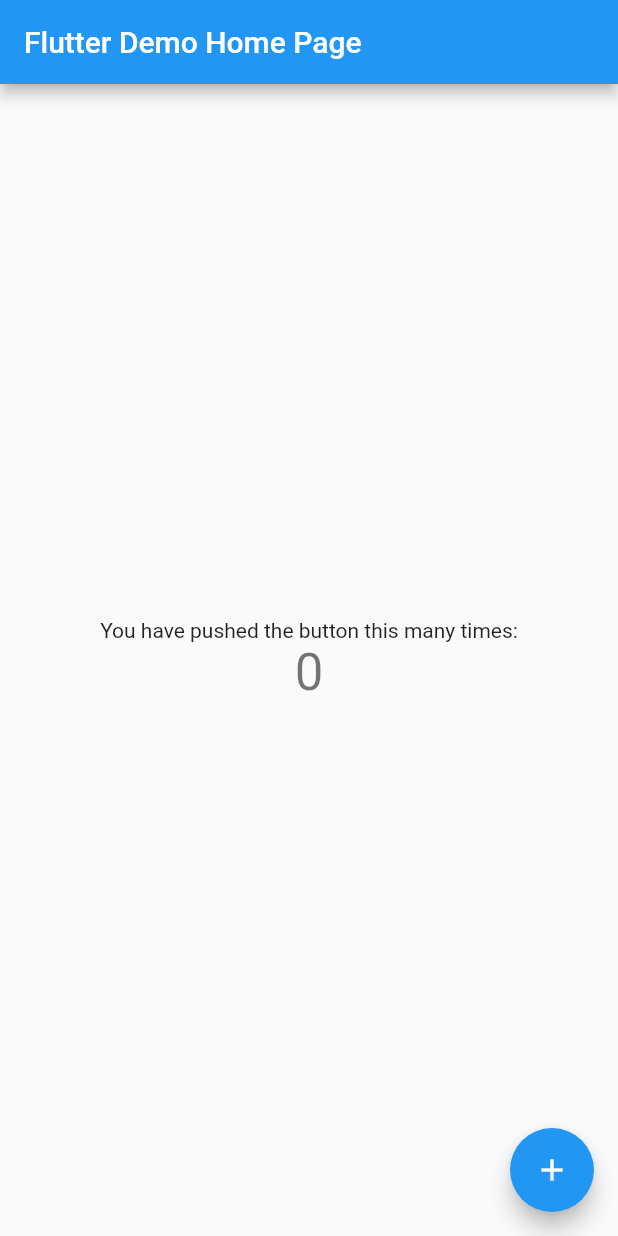
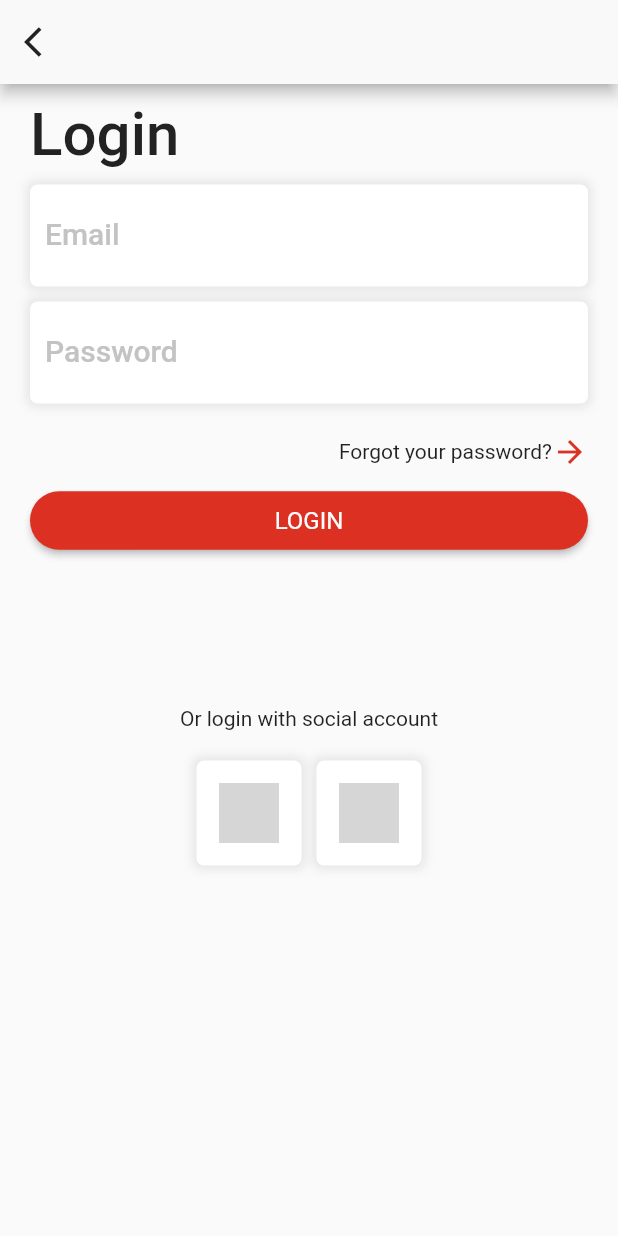
Before and after one commit to emperor-prog/firebase_app, a Flutter app: the screen it shows after launch, on a phone screen of 412 x 824 dp. Run offline on Flutter 3.47's test engine with Material 2 defaults, Android fonts, the phone set to English and light mode, and no system bars; network calls fail; grey boxes are pictures that could not be loaded.

Commit message:
login page UI complete

```diff
--- /dev/null
+++ b/lib/common/custom_button.dart
@@ -0,0 +1,38 @@
+import 'package:flutter/material.dart';
+import 'package:flutter_application_1/utils/custom_color.dart';
+
+class CustomButton extends StatelessWidget {
+  final String buttonText;
+  final void Function()? onPressed;
+  const CustomButton({
+    super.key,
+    required this.buttonText,
+    required this.onPressed,
+  });
+
+  @override
+  Widget build(BuildContext context) {
+    return Row(
+      children: [
+        Expanded(
+          flex: 1,
+          child: ElevatedButton(
+              style: ElevatedButton.styleFrom(
+                  shape: RoundedRectangleBorder(
+                      borderRadius: BorderRadius.circular(20)),
+                  padding: const EdgeInsets.all(
+                    10,
+                  ),
+                  textStyle: Theme.of(
+                    context,
+                  ).textTheme.titleMedium!.copyWith(
+                        color: Colors.white,
+                      ),
+                  backgroundColor: CustomColor.appButtonColor),
+              onPressed: onPressed,
+              child: Text(buttonText)),
+        ),
+      ],
+    );
+  }
+}
--- /dev/null
+++ b/lib/common/custom_testfield.dart
@@ -0,0 +1,38 @@
+import 'package:flutter/material.dart';
+import 'package:flutter_application_1/utils/custom_color.dart';
+
+class CustomTextField extends StatelessWidget {
+  final String labelText;
+  final bool isObscured;
+  final String? Function(String?)? validator;
+  const CustomTextField(
+      {super.key,
+      required this.labelText,
+      this.isObscured = false,
+      this.validator});
+
+  @override
+  Widget build(BuildContext context) {
+    return Container(
+      padding: const EdgeInsets.symmetric(vertical: 10),
+      decoration: BoxDecoration(
+          color: Colors.white,
+          borderRadius: BorderRadius.circular(5),
+          boxShadow: [
+            BoxShadow(
+                blurRadius: 5,
+                color: CustomColor.textGreyColor.withOpacity(0.4),
+                spreadRadius: 2)
+          ]),
+      child: TextFormField(
+        validator: validator,
+        obscureText: isObscured,
+        decoration: InputDecoration(
+            contentPadding: const EdgeInsets.symmetric(horizontal: 10),
+            border: InputBorder.none,
+            labelText: labelText,
+            labelStyle: Theme.of(context).textTheme.titleLarge),
+      ),
+    );
+  }
+}
--- /dev/null
+++ b/lib/features/login/login_screen.dart
@@ -0,0 +1,172 @@
+import 'package:flutter/material.dart';
+import 'package:flutter_application_1/common/custom_button.dart';
+import 'package:flutter_application_1/common/custom_testfield.dart';
+import 'package:flutter_application_1/utils/custom_color.dart';
+
+class LoginScreen extends StatefulWidget {
+  static const String routeName = '/login';
+  const LoginScreen({super.key});
+
+  @override
+  State<LoginScreen> createState() => _LoginScreenState();
+}
+
+class _LoginScreenState extends State<LoginScreen> {
+  final _loginFormKey = GlobalKey<FormState>();
+
+  @override
+  Widget build(BuildContext context) {
+    return Scaffold(
+      appBar: AppBar(
+        leading: IconButton(
+            onPressed: () {
+              //TODO: navigate to signup page
+            },
+            icon: const Icon(
+              Icons.arrow_back_ios,
+              color: CustomColor.textBlackColor,
+            )),
+        backgroundColor: CustomColor.appBackGroundColor,
+      ),
+      body: SingleChildScrollView(
+        child: Container(
+          padding: const EdgeInsets.symmetric(horizontal: 20, vertical: 10),
+          child: Form(
+            key: _loginFormKey,
+            child: Column(
+              crossAxisAlignment: CrossAxisAlignment.start,
+              children: [
+                Text(
+                  "Login",
+                  style: Theme.of(context).textTheme.headlineLarge,
+                ),
+                const SizedBox(
+                  height: 10,
+                ),
+                CustomTextField(
+                  validator: (value) {
+                    if (value!.isEmpty) {
+                      return "Please enter email address.";
+                    } else {
+                      return null;
+                    }
+                  },
+                  labelText: 'Email',
+                ),
+                const SizedBox(
+                  height: 10,
+                ),
+                CustomTextField(
+                  validator: (value) {
+                    if (value!.isEmpty || value.length < 8) {
+                      return "Password must be atleast 8 characters long.";
+                    } else {
+                      return null;
+                    }
+                  },
+                  isObscured: true,
+                  labelText: 'Password',
+                ),
+                const SizedBox(
+                  height: 20,
+                ),
+                Row(
+                  mainAxisAlignment: MainAxisAlignment.end,
+                  children: [
+                    Container(
+                      alignment: Alignment.topRight,
+                      child: Text(
+                        "Forgot your password?",
+                        style: Theme.of(context).textTheme.bodyMedium,
+                      ),
+                    ),
+                    const Icon(
+                      Icons.arrow_forward_sharp,
+                      color: CustomColor.appButtonColor,
+                    )
+                  ],
+                ),
+                const SizedBox(
+                  height: 10,
+                ),
+                CustomButton(
+                  buttonText: 'LOGIN',
+                  onPressed: () {
+                    if (_loginFormKey.currentState!.validate()) {
+                      //TODO:firebase signi in api call
+                    }
+                  },
+                ),
+                const SizedBox(
+                  height: 100,
+                ),
+                Container(
+                  alignment: Alignment.bottomCenter,
+                  child: Text(
+                    'Or login with social account',
+                    style: Theme.of(context).textTheme.bodyMedium,
+                  ),
+                ),
+                const SizedBox(
+                  height: 20,
+                ),
+                Row(
+                  mainAxisAlignment: MainAxisAlignment.center,
+                  children: [
+                    SocialIcon(
+                        onTap: () {
+//TODO:sigin eith google.
+                        },
+                        url:
+                            'https://upload.wikimedia.org/wikipedia/commons/thumb/5/53/Google_%22G%22_Logo.svg/2048px-Google_%22G%22_Logo.svg.png'),
+                    const SizedBox(
+                      width: 10,
+                    ),
+                    const SocialIcon(
+                        url:
+                            'https://cdn-icons-png.flaticon.com/512/124/124010.png')
+                  ],
+                )
+              ],
+            ),
+          ),
+        ),
+      ),
+    );
+  }
+}
+
+class SocialIcon extends StatelessWidget {
+  final String url;
+  final void Function()? onTap;
+
+  const SocialIcon({
+    super.key,
+    required this.url,
+    this.onTap,
+  });
+
+  @override
+  Widget build(BuildContext context) {
+    return GestureDetector(
+      onTap: onTap,
+      child: Container(
+        padding: const EdgeInsets.all(15),
+        decoration: BoxDecoration(
+            color: Colors.white,
+            borderRadius: BorderRadius.circular(5),
+            boxShadow: [
+              BoxShadow(
+                  blurRadius: 5,
+                  color: CustomColor.textGreyColor.withOpacity(0.4),
+                  spreadRadius: 2)
+            ]),
+        child: Image.network(
+          url,
+          width: 40,
+          height: 40,
+        ),
+      ),
+    );
+  }
+}
--- a/lib/main.dart
+++ b/lib/main.dart
@@ -1,4 +1,7 @@
 import 'package:flutter/material.dart';
+import 'package:flutter_application_1/features/login/login_screen.dart';
+import 'package:flutter_application_1/utils/app_routes.dart';
+import 'package:flutter_application_1/utils/custom_color.dart';
 
 void main() {
   runApp(const MyApp());
@@ -7,39 +10,32 @@ void main() {
 class MyApp extends StatelessWidget {
   const MyApp({super.key});
 
-  // This widget is the root of your application.
   @override
   Widget build(BuildContext context) {
     return MaterialApp(
       title: 'Flutter Demo',
       theme: ThemeData(
-        // This is the theme of your application.
-        //
-        // Try running your application with "flutter run". You'll see the
-        // application has a blue toolbar. Then, without quitting the app, try
-        // changing the primarySwatch below to Colors.green and then invoke
-        // "hot reload" (press "r" in the console where you ran "flutter run",
-        // or simply save your changes to "hot reload" in a Flutter IDE).
-        // Notice that the counter didn't reset back to zero; the application
-        // is not restarted.
         primarySwatch: Colors.blue,
+        textTheme: const TextTheme(
+          displayMedium: TextStyle(
+            color: CustomColor.textBlackColor,
+          ),
+          headlineLarge: TextStyle(
+              color: CustomColor.textBlackColor, fontWeight: FontWeight.w500),
+          bodyLarge: TextStyle(
+              color: CustomColor.textGreyColor, fontWeight: FontWeight.w300),
+          titleLarge: TextStyle(
+              color: CustomColor.textGreyColor, fontWeight: FontWeight.w500),
+        ),
       ),
-      home: const MyHomePage(title: 'Flutter Demo Home Page'),
+      home: const LoginScreen(),
+      onGenerateRoute: (settings) => generateRoute(settings),
     );
   }
 }
 
 class MyHomePage extends StatefulWidget {
   const MyHomePage({super.key, required this.title});
-
-  // This widget is the home page of your application. It is stateful, meaning
-  // that it has a State object (defined below) that contains fields that affect
-  // how it looks.
-
-  // This class is the configuration for the state. It holds the values (in this
-  // case the title) provided by the parent (in this case the App widget) and
-  // used by the build method of the State. Fields in a Widget subclass are
-  // always marked "final".
 
   final String title;
 
@@ -52,11 +48,6 @@ class _MyHomePageState extends State<MyHomePage> {
 
   void _incrementCounter() {
     setState(() {
-      // This call to setState tells the Flutter framework that something has
-      // changed in this State, which causes it to rerun the build method below
-      // so that the display can reflect the updated values. If we changed
-      // _counter without calling setState(), then the build method would not be
-      // called again, and so nothing would appear to happen.
       _counter++;
     });
   }
@@ -70,6 +61,7 @@ class _MyHomePageState extends State<MyHomePage> {
     // fast, so that you can just rebuild anything that needs updating rather
     // than having to individually change instances of widgets.
     return Scaffold(
+      backgroundColor: CustomColor.appBackGroundColor,
       appBar: AppBar(
         // Here we take the value from the MyHomePage object that was created by
         // the App.build method, and use it to set our appbar title.
--- /dev/null
+++ b/lib/utils/app_routes.dart
@@ -0,0 +1,18 @@
+import 'package:flutter/material.dart';
+import 'package:flutter_application_1/features/login/login_screen.dart';
+
+Route<dynamic> generateRoute(RouteSettings routeSettings) {
+  switch (routeSettings.name) {
+    case LoginScreen.routeName:
+      return MaterialPageRoute(
+        settings: routeSettings,
+        builder: (_) => const LoginScreen(),
+      );
+    default:
+      return MaterialPageRoute(
+        builder: (_) => const Scaffold(
+          body: Text("DEfault route"),
+        ),
+      );
+  }
+}
--- /dev/null
+++ b/lib/utils/custom_color.dart
@@ -0,0 +1,8 @@
+import 'package:flutter/material.dart';
+
+class CustomColor {
+  static const Color textGreyColor = Color.fromARGB(255, 195, 195, 195);
+  static const Color textBlackColor = Color.fromARGB(255, 34, 34, 34);
+  static const Color appButtonColor = Color.fromARGB(255, 219, 48, 34);
+  static const Color appBackGroundColor = Color.fromARGB(255, 249, 249, 249);
+}
```
